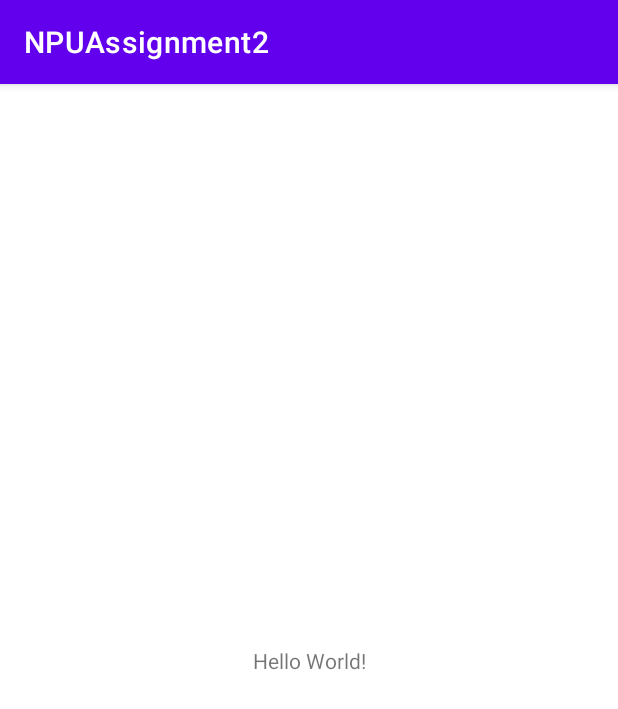
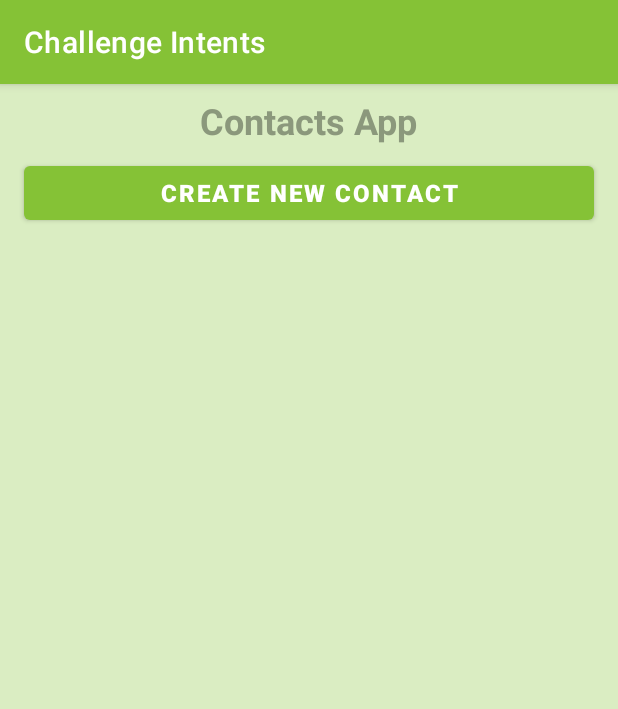
Before and after one commit to art-ylem/NPU-Android-Assignment2, an Android app: the screen it shows after launch (MainActivity), on a phone screen of 412 x 824 dp. Shown: the top 709 px of the screen. Run offline under Robolectric (Android 15) with nearby library versions, the phone set to English and light mode, and no system bars.

Commit message:
finish project

```diff
--- a/app/build.gradle
+++ b/app/build.gradle
@@ -1,6 +1,8 @@
 plugins {
     id 'com.android.application'
     id 'kotlin-android'
+    id 'kotlin-android-extensions'
+
 }
 
 android {
--- a/app/src/main/java/com/example/npuassignment2/MainActivity.kt
+++ b/app/src/main/java/com/example/npuassignment2/MainActivity.kt
@@ -1,11 +1,113 @@
 package com.example.npuassignment2
 
+import android.content.Intent
+import android.net.Uri
 import androidx.appcompat.app.AppCompatActivity
 import android.os.Bundle
+import android.view.View
+import android.widget.Toast
+import kotlinx.android.synthetic.main.activity_main.*
 
 class MainActivity : AppCompatActivity() {
+
+    var phone: String? = null
+    var webSite: String? = null
+    var location: String? = null
+    var state: ContactState? = null
+
     override fun onCreate(savedInstanceState: Bundle?) {
         super.onCreate(savedInstanceState)
         setContentView(R.layout.activity_main)
     }
+
+    override fun onStart() {
+        super.onStart()
+        phone = intent.getStringExtra(getString(R.string.phone))
+        location = intent.getStringExtra(getString(R.string.location))
+        webSite = intent.getStringExtra(getString(R.string.webSite))
+        state = intent.getSerializableExtra(getString(R.string.state)) as ContactState?
+
+        listeners()
+    }
+
+    private fun listeners() {
+
+        //create new acc
+        create_btn.setOnClickListener {
+            startActivity(Intent(this, AddContactActivity::class.java))
+        }
+
+        //phone call
+        setPhone()
+
+        //open web site
+        setWebSite()
+
+        //open location
+        setLocation()
+
+        //set state
+        setState()
+
+    }
+
+    private fun setLocation() {
+        if (location.isNullOrEmpty()) {
+            location_ic.visibility = View.GONE
+        } else {
+            location_ic.visibility = View.VISIBLE
+            try {
+                location_ic.setOnClickListener {
+                    startActivity(Intent(Intent.ACTION_VIEW, Uri.parse(location)))
+                }
+            } catch (e: Exception) {
+            }
+
+        }
+    }
+
+    private fun setState() {
+        state_ic.visibility = View.VISIBLE
+        when (state) {
+            ContactState.NEGATIVE -> {
+                state_ic.setImageResource(R.drawable.negative_ic)
+            }
+            ContactState.POSITIVE -> {
+                state_ic.setImageResource(R.drawable.positive_ic)
+            }
+            ContactState.NEUTRAL -> {
+                state_ic.setImageResource(R.drawable.neutral_ic)
+            }
+            null -> state_ic.visibility = View.GONE
+        }
+    }
+
+    private fun setWebSite() {
+        if (webSite.isNullOrEmpty()) {
+            web_site_ic.visibility = View.GONE
+        } else {
+            web_site_ic.visibility = View.VISIBLE
+            try {
+                web_site_ic.setOnClickListener {
+                    startActivity(Intent(Intent.ACTION_VIEW, Uri.parse(webSite)))
+                }
+            } catch (e: Exception) {
+            }
+
+        }
+    }
+
+    private fun setPhone() {
+        if (phone.isNullOrEmpty()) {
+            phone_ic.visibility = View.GONE
+        } else {
+            phone_ic.visibility = View.VISIBLE
+            try {
+                phone_ic.setOnClickListener {
+                    startActivity(Intent(Intent.ACTION_DIAL, Uri.parse(phone)))
+                }
+            } catch (e: Exception) {
+            }
+        }
+    }
 }
--- a/app/src/main/res/layout/activity_main.xml
+++ b/app/src/main/res/layout/activity_main.xml
@@ -4,15 +4,78 @@
     xmlns:tools="http://schemas.android.com/tools"
     android:layout_width="match_parent"
     android:layout_height="match_parent"
+    android:background="@color/bg"
     tools:context=".MainActivity">
 
     <TextView
+        android:id="@+id/text_view"
         android:layout_width="wrap_content"
         android:layout_height="wrap_content"
-        android:text="Hello World!"
-        app:layout_constraintBottom_toBottomOf="parent"
+        android:layout_margin="8dp"
+        android:textSize="24sp"
+        android:text="@string/contacts_app"
+        android:textColor="@color/text_color"
+        android:textStyle="bold"
         app:layout_constraintLeft_toLeftOf="parent"
         app:layout_constraintRight_toRightOf="parent"
         app:layout_constraintTop_toTopOf="parent" />
 
+    <ImageView
+        android:id="@+id/state_ic"
+        android:layout_width="60dp"
+        android:layout_height="60dp"
+        android:layout_marginTop="8dp"
+        android:src="@drawable/positive_ic"
+        android:visibility="gone"
+        app:layout_constraintEnd_toEndOf="parent"
+        app:layout_constraintStart_toStartOf="parent"
+        app:layout_constraintTop_toBottomOf="@id/text_view" />
+
+    <ImageView
+        android:id="@+id/phone_ic"
+        android:layout_width="60dp"
+        android:layout_height="60dp"
+        android:layout_marginTop="16dp"
+        android:src="@drawable/phone_ic"
+        android:visibility="gone"
+        app:layout_constraintEnd_toEndOf="parent"
+        app:layout_constraintStart_toStartOf="parent"
+        app:layout_constraintTop_toBottomOf="@id/state_ic" />
+
+    <ImageView
+        android:id="@+id/web_site_ic"
+        android:layout_width="60dp"
+        android:layout_height="60dp"
+        android:visibility="gone"
+        android:src="@drawable/web_site_ic"
+        app:layout_constraintEnd_toEndOf="parent"
+        app:layout_constraintStart_toStartOf="parent"
+        app:layout_constraintTop_toBottomOf="@id/phone_ic" />
+
+    <ImageView
+        android:id="@+id/location_ic"
+        android:layout_width="60dp"
+        android:visibility="gone"
+        android:layout_height="60dp"
+        android:src="@drawable/location_ic"
+        app:layout_constraintEnd_toEndOf="parent"
+        app:layout_constraintStart_toStartOf="parent"
+        app:layout_constraintTop_toBottomOf="@id/web_site_ic" />
+
+
+    <Button
+        android:id="@+id/create_btn"
+        android:layout_width="match_parent"
+        android:layout_height="wrap_content"
+        android:layout_marginStart="16dp"
+        android:layout_marginTop="8dp"
+        android:height="48dp"
+        android:textSize="16sp"
+        android:layout_marginEnd="16dp"
+        android:text="@string/btn_text"
+        android:textColor="@color/white"
+        android:textStyle="bold"
+        app:layout_constraintTop_toBottomOf="@id/location_ic" />
+
+
 </androidx.constraintlayout.widget.ConstraintLayout>
--- a/app/src/main/res/values/colors.xml
+++ b/app/src/main/res/values/colors.xml
@@ -1,10 +1,12 @@
 <?xml version="1.0" encoding="utf-8"?>
 <resources>
     <color name="purple_200">#FFBB86FC</color>
-    <color name="purple_500">#FF6200EE</color>
-    <color name="purple_700">#FF3700B3</color>
-    <color name="teal_200">#FF03DAC5</color>
+    <color name="purple_500">#85C236</color>
+    <color name="purple_700">#619C27</color>
+    <color name="teal_200">#FB541F</color>
     <color name="teal_700">#FF018786</color>
     <color name="black">#FF000000</color>
     <color name="white">#FFFFFFFF</color>
+    <color name="bg">#DAEDC2</color>
+    <color name="text_color">#8B987C</color>
 </resources>
--- a/app/src/main/res/values/strings.xml
+++ b/app/src/main/res/values/strings.xml
@@ -1,3 +1,13 @@
 <resources>
-    <string name="app_name">NPUAssignment2</string>
+    <string name="app_name">Challenge Intents</string>
+    <string name="contacts_app">Contacts App</string>
+    <string name="btn_text">Create new contact</string>
+    <string name="please_enter_name">please enter name</string>
+    <string name="please_enter_location">please enter location</string>
+    <string name="please_enter_web_address">please enter web address</string>
+    <string name="please_enter_number">please enter number</string>
+    <string name="phone">phone</string>
+    <string name="state">state</string>
+    <string name="webSite">webSite</string>
+    <string name="location">location</string>
 </resources>
```
Also changed, not shown: app/src/main/AndroidManifest.xml (+13 -0 lines), app/src/main/java/com/example/npuassignment2/AddContactActivity.kt (added, +61 -0 lines), app/src/main/java/com/example/npuassignment2/ContactState.kt (added, +7 -0 lines), app/src/main/res/layout/activity_add_contact.xml (added, +95 -0 lines), app/src/main/res/drawable/location_ic.png (added), app/src/main/res/drawable/negative_ic.png (added), app/src/main/res/drawable/neutral_ic.png (added), app/src/main/res/drawable/phone_ic.png (added), app/src/main/res/drawable/positive_ic.png (added), app/src/main/res/drawable/web_site_ic.png (added).
